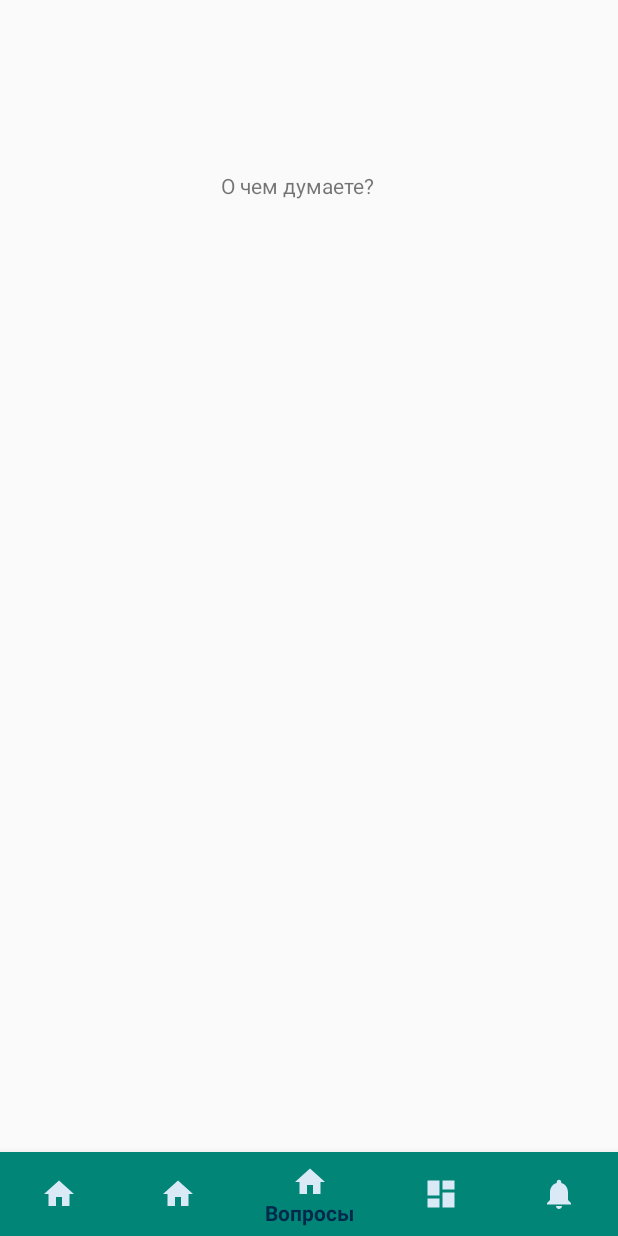
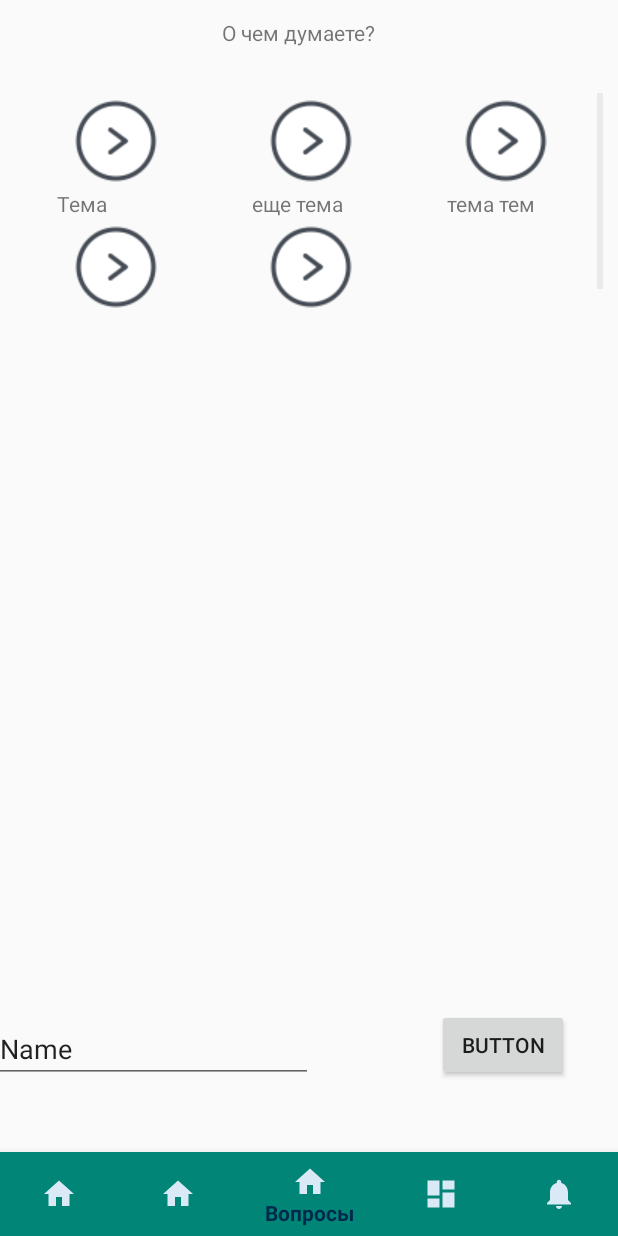
Before and after one commit to Deomap/Flintro, an Android app: the QuestionsActivity screen opened directly, with no data from a screen before it, on a phone screen of 412 x 824 dp. Run offline under Robolectric (Android 15) with nearby library versions, the phone set to English and light mode, and no system bars; our stand-ins replace Firebase (no records; nobody signed in at launch, a user with empty details on screens opened directly); libraries missing offline, so code that uses them is left out: io.opencensus.tags.

Commit message:
QUESTION PART LOGIC FINALLY FINISHED AEEEEEEEEEE
Signed-off-by: Deomap <deomapps@gmail.com>

```diff
--- a/app/src/main/java/com/deomap/flintro/MainActivity.java
+++ b/app/src/main/java/com/deomap/flintro/MainActivity.java
@@ -40,6 +40,7 @@ FirebaseFirestore db ;
        // new ContextBridge().setContext(this);
         fbcs = new FirebaseCloudstore();
         db = fbcs.DBInstance();
+        //fbu.userInstance().signOut();
         contextOfApplication = getApplicationContext();
         appStarted as = new appStarted();
         if(as.requestForUsing() == 0){
@@ -53,6 +54,7 @@ FirebaseFirestore db ;
             else{
                 Intent intent = new Intent(this,VerifyingSignInActivity.class);
                 intent.putExtra("mode",3);
+                Log.i("MA", "mode 3 started");
                 startActivity(intent);
             }
         }
@@ -97,5 +99,5 @@ FirebaseFirestore db ;
 -- put serverside into models
 -- clean code
 --SOME SETTINGS IN DEVICE STORAGE
---
+--SIGH UP! BUG (DOUBLE)
  */
--- a/app/src/main/java/com/deomap/flintro/QuestionsActivity/QuestionsActivity.java
+++ b/app/src/main/java/com/deomap/flintro/QuestionsActivity/QuestionsActivity.java
@@ -10,8 +10,11 @@ import android.view.MenuItem;
 import android.view.View;
 import android.widget.AdapterView;
 import android.widget.ArrayAdapter;
+import android.widget.Button;
+import android.widget.EditText;
 import android.widget.GridView;
 import android.widget.ListView;
+import android.widget.TextView;
 
 import com.deomap.flintro.ChatActivity.ChatActivity;
 import com.deomap.flintro.LikesActivity.LikesActivity;
@@ -22,11 +25,19 @@ import com.deomap.flintro.adapter.ImageTextAdapter;
 import com.deomap.flintro.adapter.MainPartContract;
 import com.google.android.material.bottomnavigation.BottomNavigationView;
 
+import java.util.ArrayList;
+
+import io.opencensus.tags.Tag;
+
 public class QuestionsActivity extends AppCompatActivity implements MainPartContract.iQuestionsActivity {
 
     private MainPartContract.iQuestionsPresenter mPresenter;
+    private TextView mainText;
+    private EditText userAnswer;
+    private Button userAnswerButton;
     private GridView topicsGrid;
     private ListView questionsList;
+    private ListView answersList;
 
     private BottomNavigationView.OnNavigationItemSelectedListener mOnNavigationItemSelectedListener
             = new BottomNavigationView.OnNavigationItemSelectedListener() {
@@ -62,11 +73,16 @@ public class QuestionsActivity extends AppCompatActivity implements MainPartCont
         BottomNavigationView navView = findViewById(R.id.nav_view);
         navView.setOnNavigationItemSelectedListener(mOnNavigationItemSelectedListener);
         navView.getMenu().findItem(R.id.navigation_questions).setChecked(true);
+        mainText = findViewById(R.id.mainText);
+        userAnswer = findViewById(R.id.userAnswer);
+        userAnswerButton = findViewById(R.id.userAnswerButton);
         //SHOULD BE IN FRAGMENTS:
+        answersList = findViewById(R.id.answersList);
         topicsGrid = findViewById(R.id.interestsGrid);
         topicsGrid.setOnItemClickListener(gridviewOnItemClickListener);
         topicsGrid.setAdapter(new ImageTextAdapter(this));
         questionsList = findViewById(R.id.questionsList);
+        questionsList.setOnItemClickListener(questionsListviewOnItemClickListener);
         //
         overridePendingTransition(0, 0);
     }
@@ -79,6 +95,14 @@ public class QuestionsActivity extends AppCompatActivity implements MainPartCont
             mPresenter.getQuestions(position);
             Log.i("okk","!!!!!!!!!!");
 
+        }
+    };
+
+    ListView.OnItemClickListener questionsListviewOnItemClickListener = new AdapterView.OnItemClickListener() {
+        @Override
+        public void onItemClick(AdapterView<?> parent, View view, int position, long id) {
+            Log.i("QA/questionsList.OICL","clicked");
+            mPresenter.getAnswers(position);
         }
     };
 
@@ -114,8 +138,23 @@ public class QuestionsActivity extends AppCompatActivity implements MainPartCont
     }
 
     @Override
-    public void initiateQuestionsList(String[] questionsArray) {
+    public void initiateQuestionsList(ArrayList questionsArray) {
         ArrayAdapter<String> adapter = new ArrayAdapter<>(this, android.R.layout.simple_list_item_1, questionsArray);
         questionsList.setAdapter(adapter);
     }
+
+    @Override
+    public void initiateAnswersList(ArrayList answersArray) {
+        ArrayAdapter<String> adapter = new ArrayAdapter<>(this, android.R.layout.simple_list_item_1, answersArray);
+        answersList.setAdapter(adapter);
+    }
+
+    @Override
+    public void setMainText(String text){
+        mainText.setText(text);
+    }
+
+    public void userAnswerButtonClicked(View view){
+        mPresenter.sendUserAnswer(userAnswer.getText().toString());
+    }
 }
--- a/app/src/main/java/com/deomap/flintro/adapter/ImageTextAdapter.java
+++ b/app/src/main/java/com/deomap/flintro/adapter/ImageTextAdapter.java
@@ -66,7 +66,7 @@ public class ImageTextAdapter extends BaseAdapter {
             ImageView imageView = (ImageView) grid.findViewById(R.id.imagepart);
             TextView textView = (TextView) grid.findViewById(R.id.textpart);
             imageView.setImageResource(mThumbIds[position]);
-            textView.setText(tpm.topicName(position));
+            textView.setText(tpm.topicNameRus(position));
 
             return grid;
         }
--- a/app/src/main/java/com/deomap/flintro/adapter/MainPartContract.java
+++ b/app/src/main/java/com/deomap/flintro/adapter/MainPartContract.java
@@ -4,6 +4,8 @@ package com.deomap.flintro.adapter;
 import android.provider.ContactsContract;
 
 import com.deomap.flintro.MainPart.MainOpsModel;
+
+import java.util.ArrayList;
 
 public interface MainPartContract {
     interface View{
@@ -16,7 +18,9 @@ public interface MainPartContract {
     }
 
     interface iQuestionsActivity extends View{
-        void initiateQuestionsList(String[] questionsList);
+        void initiateQuestionsList(ArrayList questionsList);
+        void initiateAnswersList(ArrayList answersList);
+        void setMainText(String text);
     }
 
     interface iLikesActivity extends View{
@@ -48,6 +52,8 @@ public interface MainPartContract {
 
     interface iQuestionsPresenter extends Presenter {
         void getQuestions(int pos);
+        void getAnswers(int pos);
+        void sendUserAnswer(String answerText);
     }
 
     interface iLikesPresenter extends Presenter{
--- a/app/src/main/java/com/deomap/flintro/adapter/TopicsPositionMatch.java
+++ b/app/src/main/java/com/deomap/flintro/adapter/TopicsPositionMatch.java
@@ -2,14 +2,14 @@ package com.deomap.flintro.adapter;
 
 public class TopicsPositionMatch {
 
-    final String[] topics = new String[]{"sport","","","","",""};
+    final String[] topicsRus = new String[]{"Тема","еще тема","тема тем","","",""};
+    final String[] topicsEng = new String[]{"Math","another topic", "topic of topics","","",""};
 
     public TopicsPositionMatch(){
     }
 
-    public String topicName(int pos){
-        return topics[pos];
+    public String topicNameRus(int pos){
+        return topicsRus[pos];
     }
-
-
+    public String topicNameEng(int pos) {return topicsEng[pos];}
 }
--- a/app/src/main/java/com/deomap/flintro/login/LoginModel.java
+++ b/app/src/main/java/com/deomap/flintro/login/LoginModel.java
@@ -49,7 +49,7 @@ public class LoginModel implements LoginContract.Repository {
                             // If sign in fails, display a message to the user.
                             Log.w("LoginModel", "signInWithEmail:failure");
                             ex = task.getException();
-
+                            Log.i("LoginMode", ex.toString());
                         }
                     }
                 });
--- a/app/src/main/java/com/deomap/flintro/login/VerifyingSignInActivity.java
+++ b/app/src/main/java/com/deomap/flintro/login/VerifyingSignInActivity.java
@@ -56,6 +56,7 @@ public class VerifyingSignInActivity extends AppCompatActivity implements LoginC
 
     @Override
     public void neededMode(int mode) {
+        this.mode = mode;
         if(mode == 0){
             //showToast("AAA");
             mPasswordConfirmation.setEnabled(false);
--- a/app/src/main/res/layout/activity_questions.xml
+++ b/app/src/main/res/layout/activity_questions.xml
@@ -22,48 +22,97 @@
 
     <GridView
         android:id="@+id/interestsGrid"
-        android:layout_width="390dp"
-        android:layout_height="523dp"
+        android:layout_width="389dp"
+        android:layout_height="148dp"
         android:layout_marginStart="8dp"
-        android:layout_marginTop="194dp"
+        android:layout_marginTop="48dp"
         android:layout_marginEnd="10dp"
-        android:layout_marginBottom="44dp"
+        android:layout_marginBottom="34dp"
         android:horizontalSpacing="1dp"
         android:numColumns="3"
         android:verticalSpacing="1dp"
-        android:visibility="invisible"
-        app:layout_constraintBottom_toTopOf="@+id/nav_view"
+        android:visibility="visible"
+        app:layout_constraintBottom_toTopOf="@+id/questionsList"
         app:layout_constraintEnd_toEndOf="parent"
-        app:layout_constraintHorizontal_bias="0.0"
+        app:layout_constraintHorizontal_bias="1.0"
         app:layout_constraintStart_toStartOf="parent"
-        app:layout_constraintTop_toTopOf="parent"
-        app:layout_constraintVertical_bias="1.0" />
+        app:layout_constraintTop_toTopOf="parent" />
 
     <TextView
-        android:id="@+id/textView2"
+        android:id="@+id/mainText"
         android:layout_width="wrap_content"
         android:layout_height="wrap_content"
         android:layout_marginStart="146dp"
-        android:layout_marginTop="68dp"
+        android:layout_marginTop="36dp"
         android:layout_marginEnd="161dp"
-        android:layout_marginBottom="21dp"
+        android:layout_marginBottom="61dp"
         android:text="О чем думаете?"
         app:layout_constraintBottom_toTopOf="@+id/interestsGrid"
         app:layout_constraintEnd_toEndOf="parent"
+        app:layout_constraintHorizontal_bias="1.0"
         app:layout_constraintStart_toStartOf="parent"
-        app:layout_constraintTop_toTopOf="parent" />
+        app:layout_constraintTop_toTopOf="parent"
+        app:layout_constraintVertical_bias="0.439" />
 
     <ListView
         android:id="@+id/questionsList"
-        android:layout_width="405dp"
-        android:layout_height="553dp"
+        android:layout_width="397dp"
+        android:layout_height="177dp"
         android:layout_marginStart="6dp"
-        android:layout_marginTop="9dp"
         android:layout_marginBottom="26dp"
+        android:visibility="visible"
         app:layout_constraintBottom_toTopOf="@+id/nav_view"
         app:layout_constraintEnd_toEndOf="parent"
+        app:layout_constraintHorizontal_bias="0.25"
         app:layout_constraintStart_toStartOf="parent"
-        app:layout_constraintTop_toBottomOf="@+id/textView2" />
+        app:layout_constraintTop_toBottomOf="@+id/mainText"
+        app:layout_constraintVertical_bias="0.425" />
+
+    <ListView
+        android:id="@+id/answersList"
+        android:layout_width="394dp"
+        android:layout_height="161dp"
+        android:layout_marginStart="8dp"
+        android:layout_marginTop="8dp"
+        android:layout_marginEnd="8dp"
+        android:layout_marginBottom="8dp"
+        app:layout_constraintBottom_toTopOf="@+id/nav_view"
+        app:layout_constraintEnd_toEndOf="parent"
+        app:layout_constraintHorizontal_bias="1.0"
+        app:layout_constraintStart_toStartOf="parent"
+        app:layout_constraintTop_toBottomOf="@+id/questionsList"
+        app:layout_constraintVertical_bias="0.148" />
+
+    <EditText
+        android:id="@+id/userAnswer"
+        android:layout_width="wrap_content"
+        android:layout_height="wrap_content"
+        android:layout_marginStart="16dp"
+        android:layout_marginTop="34dp"
+        android:layout_marginEnd="41dp"
+        android:layout_marginBottom="31dp"
+        android:ems="10"
+        android:inputType="textPersonName"
+        android:text="Name"
+        app:layout_constraintBottom_toTopOf="@+id/nav_view"
+        app:layout_constraintEnd_toStartOf="@+id/userAnswerButton"
+        app:layout_constraintStart_toStartOf="parent"
+        app:layout_constraintTop_toBottomOf="@+id/answersList" />
+
+    <Button
+        android:id="@+id/userAnswerButton"
+        android:layout_width="wrap_content"
+        android:layout_height="wrap_content"
+        android:layout_marginStart="41dp"
+        android:layout_marginTop="30dp"
+        android:layout_marginEnd="53dp"
+        android:layout_marginBottom="32dp"
+        android:onClick="userAnswerButtonClicked"
+        android:text="Button"
+        app:layout_constraintBottom_toTopOf="@+id/nav_view"
+        app:layout_constraintEnd_toEndOf="parent"
+        app:layout_constraintStart_toEndOf="@+id/userAnswer"
+        app:layout_constraintTop_toBottomOf="@+id/answersList" />
 
 
 </androidx.constraintlayout.widget.ConstraintLayout>
```
Also changed, not shown: app/src/main/java/com/deomap/flintro/QuestionsActivity/QuestionsPresenter.java (+114 -3 lines), app/src/main/java/com/deomap/flintro/adapter/FirestoreDataTranslator.java (+34 -6 lines), app/src/main/java/com/deomap/flintro/login/LoginVerifyingPresenter.java (+17 -0 lines).
